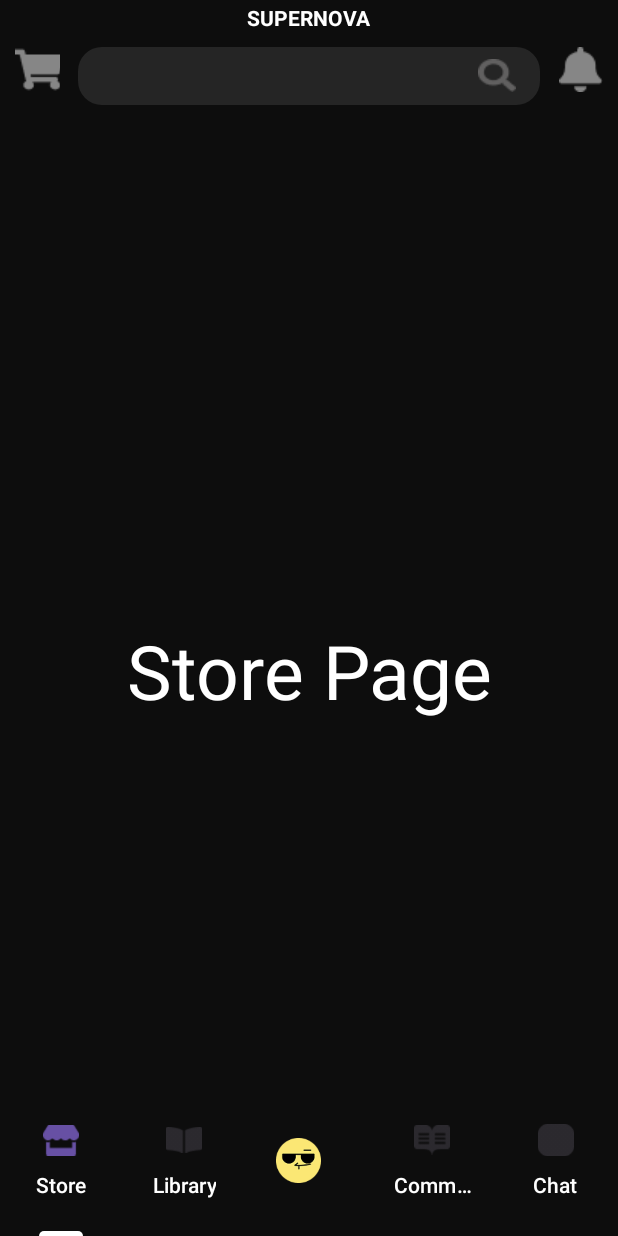
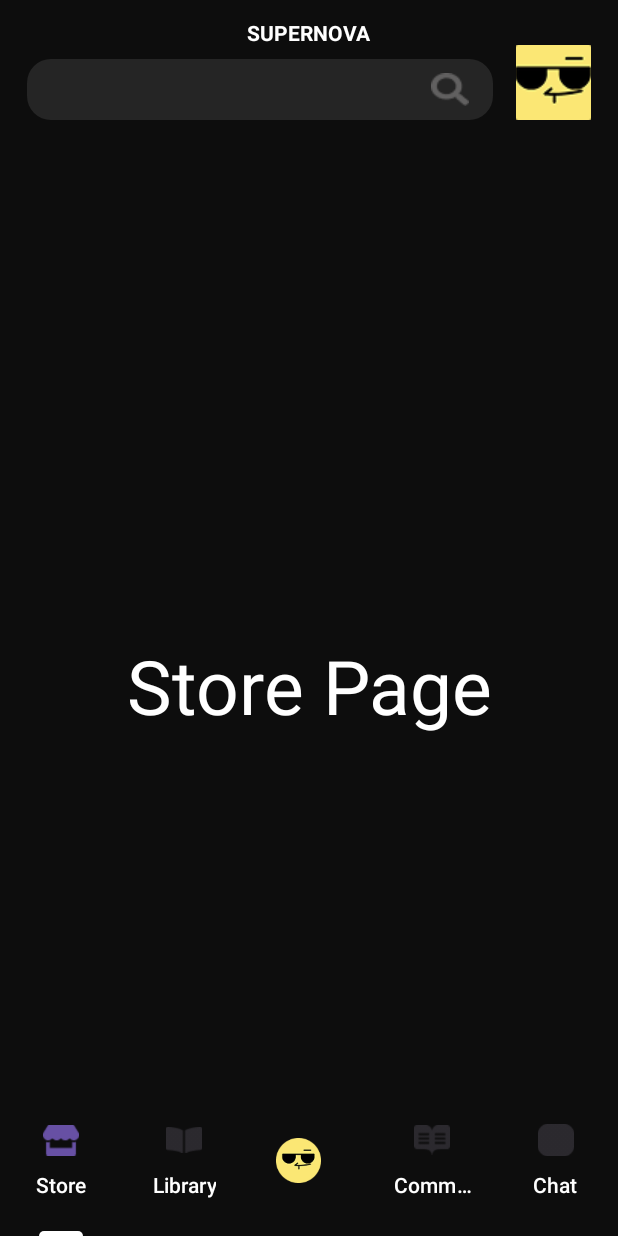
Before and after one commit to Lumiknows/SuperNovaApp, an Android app: the StoreFragment screen opened directly, with no data from a screen before it, on a phone screen of 412 x 824 dp. Run offline under Robolectric (Android 15) with nearby library versions, the light colour scheme and no system bars.

```diff
--- a/app/src/main/res/layout/fragment_store.xml
+++ b/app/src/main/res/layout/fragment_store.xml
@@ -7,8 +7,8 @@
     <RelativeLayout
         android:id="@+id/store_header"
         android:layout_width="match_parent"
-        android:layout_height="70dp"
-        android:layout_alignParentTop="true">
+        android:layout_height="90dp"
+        android:padding="10dp">
 
         <!-- TODO! android:text="@string/headerText should be change to the actual logo" -->
         <TextView
@@ -22,42 +22,30 @@
             android:textSize="14sp"
             android:textStyle="bold" />
 
-        <!-- Cart Icon (Left) -->
+        <!-- Profile Icon -->
         <ImageButton
-            android:id="@+id/cart_button"
-            android:layout_width="30dp"
-            android:layout_height="30dp"
-            android:layout_below="@id/supernova_title"
-            android:layout_alignParentStart="true"
-            android:layout_marginTop="10dp"
-            android:layout_marginStart="10dp"
+            android:id="@+id/profile"
+            android:layout_width="50dp"
+            android:layout_height="50dp"
+            android:layout_alignParentEnd="true"
+            android:layout_marginTop="20dp"
+            android:layout_marginEnd="8dp"
+            android:scaleType="center"
+            android:adjustViewBounds="true"
             android:background="@android:color/transparent"
-            android:src="@drawable/cart"
-            android:contentDescription="@string/cartDescription"/>
-
-        <!-- Bell Icon (Right) -->
-        <ImageButton
-            android:id="@+id/notif_button"
-            android:layout_width="30dp"
-            android:layout_height="30dp"
-            android:layout_below="@id/supernova_title"
-            android:layout_alignParentEnd="true"
-            android:layout_marginTop="10dp"
-            android:layout_marginEnd="10dp"
-            android:background="@android:color/transparent"
-            android:src="@drawable/notif_bell"
-            android:contentDescription="@string/bellDescription"/>
+            android:src="@drawable/defaultprof"
+            android:contentDescription="@string/profileDescription"/>
 
         <!-- Search Bar (Center) -->
         <EditText
             android:id="@+id/search_bar"
-            android:layout_width="0dp"
-            android:layout_height="60dp"
+            android:layout_width="match_parent"
+            android:layout_height="50dp"
             android:layout_below="@id/supernova_title"
-            android:layout_marginHorizontal="12dp"
-            android:layout_marginTop="10dp"
-            android:layout_toStartOf="@id/notif_button"
-            android:layout_toEndOf="@id/cart_button"
+            android:layout_toStartOf="@id/profile"
+            android:layout_marginTop="8dp"
+            android:layout_marginEnd="15dp"
+            android:layout_marginStart="8dp"
             android:background="@drawable/search_background"
             android:drawableEnd="@drawable/search_button"
             android:paddingHorizontal="16dp"
```
Also changed, not shown: app/src/main/java/com/example/supernovaapp/CartFragment.java (renamed from app/src/main/java/com/example/supernovaapp/ChatFragment.java, +7 -7 lines), app/src/main/java/com/example/supernovaapp/NotifFragment.java (renamed from app/src/main/java/com/example/supernovaapp/CommunityFragment.java, +7 -7 lines), app/src/main/res/layout/fragment_chat.xml (deleted, +0 -14 lines), app/src/main/res/layout/fragment_community.xml (deleted, +0 -14 lines), app/src/main/res/layout/fragment_library.xml (+19 -19 lines).
